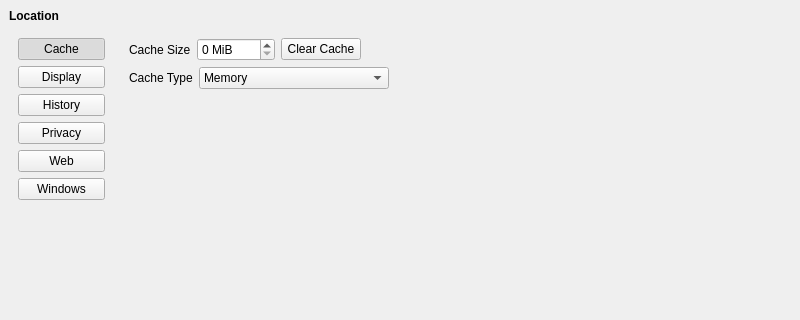
First picture: the form in UI/dooble_settings.ui, repository textbrowser/dooble, before the edit; both pictures show x 0 to 800 and y 0 to 320 of the 800 by 600 pixel window.
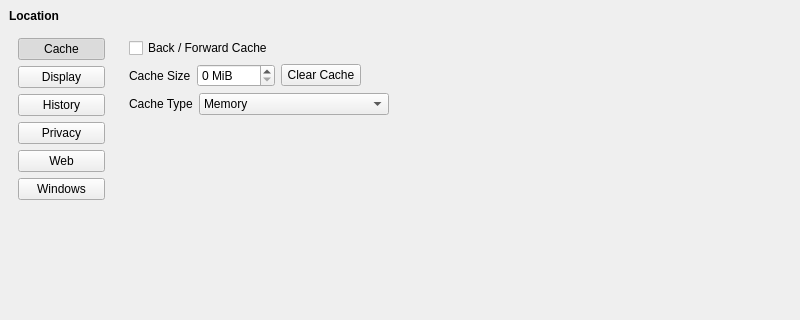
Second picture: the form after the edit. Icons and pictures are not drawn.

Commit message: Back / forward cache.

Diff of the .ui file:
```diff
--- a/UI/dooble_settings.ui
+++ b/UI/dooble_settings.ui
@@ -229,6 +229,13 @@
         </property>
         <widget class="QWidget" name="cache_page">
          <layout class="QVBoxLayout" name="verticalLayout_2">
+          <item>
+           <widget class="QCheckBox" name="back_forward_cache">
+            <property name="text">
+             <string>Back / Forward Cache</string>
+            </property>
+           </widget>
+          </item>
           <item>
            <layout class="QHBoxLayout" name="horizontalLayout_3">
             <item>
```
Left out of the diff: 183 changed lines with no effect on the pictures. The commit also changes 3 other files.
